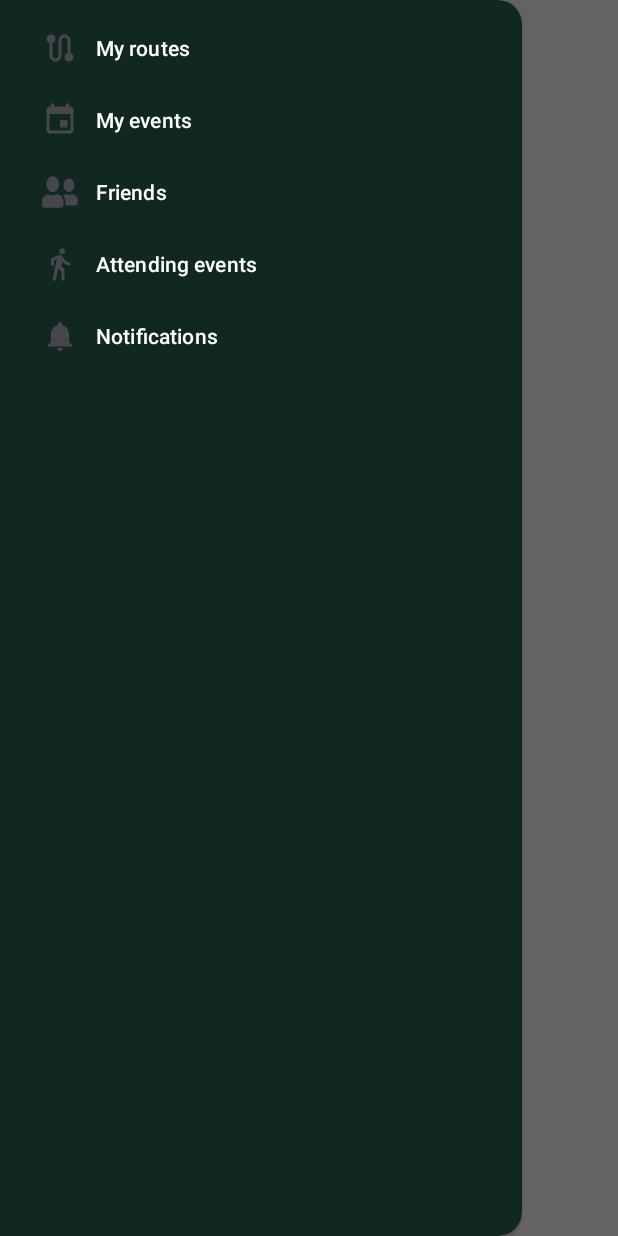
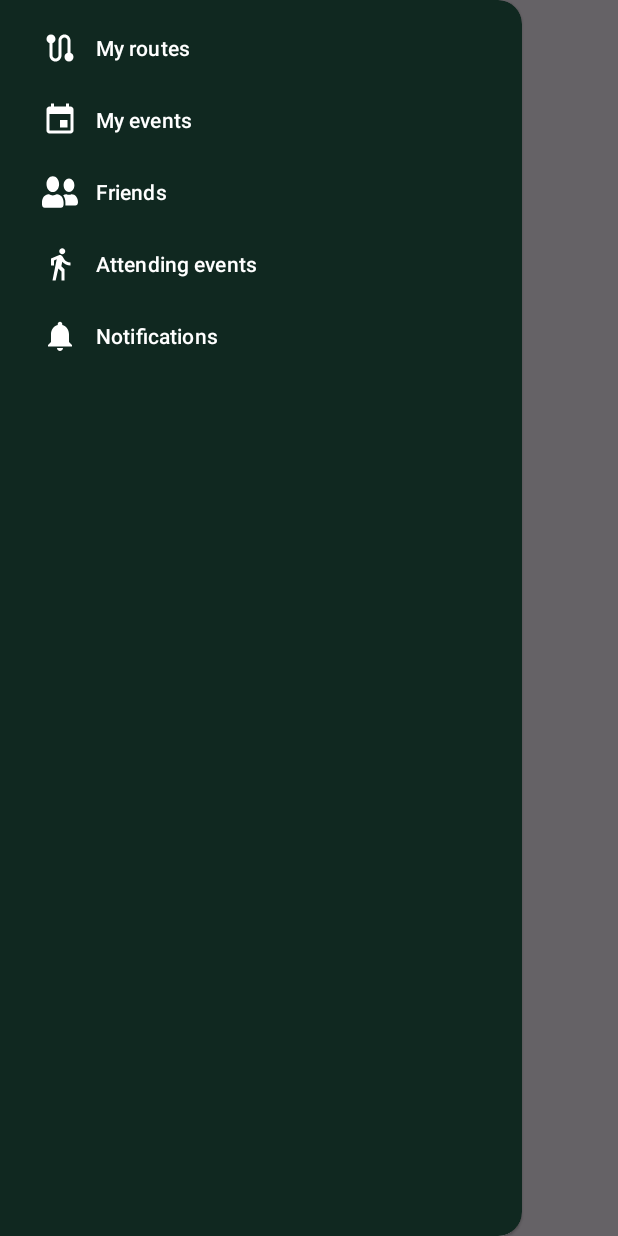
Before and after one commit to dpetek21/WalkTalkAndroid, an Android app: the EventsActivity screen opened directly, with no data from a screen before it, with the side drawer open, on a phone screen of 412 x 824 dp. Run offline under Robolectric (Android 15) with nearby library versions, the phone set to English and light mode, and no system bars.

Commit message:
Dodaj tint na ikone. #13

```diff
--- a/Software/app/src/main/res/layout/activity_events.xml
+++ b/Software/app/src/main/res/layout/activity_events.xml
@@ -5,8 +5,7 @@
     android:layout_width="match_parent"
     android:layout_height="match_parent"
     android:id="@+id/nav_drawer_layout">
-<androidx.constraintlayout.widget.ConstraintLayout xmlns:android="http://schemas.android.com/apk/res/android"
-    xmlns:app="http://schemas.android.com/apk/res-auto"
+<androidx.constraintlayout.widget.ConstraintLayout
     xmlns:tools="http://schemas.android.com/tools"
     android:layout_width="match_parent"
     android:layout_height="match_parent"
@@ -18,6 +17,7 @@
         android:id="@+id/nav_view"
         android:background="@color/dark_green"
         app:itemTextColor="@color/white"
+        app:itemIconTint="@color/white"
         app:itemVerticalPadding="10dp"
         android:layout_width="wrap_content"
         android:layout_height="match_parent"
```
